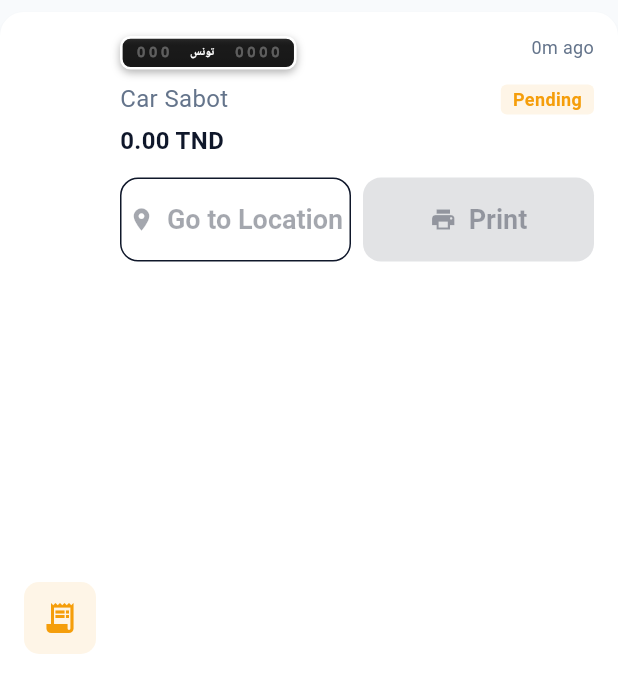
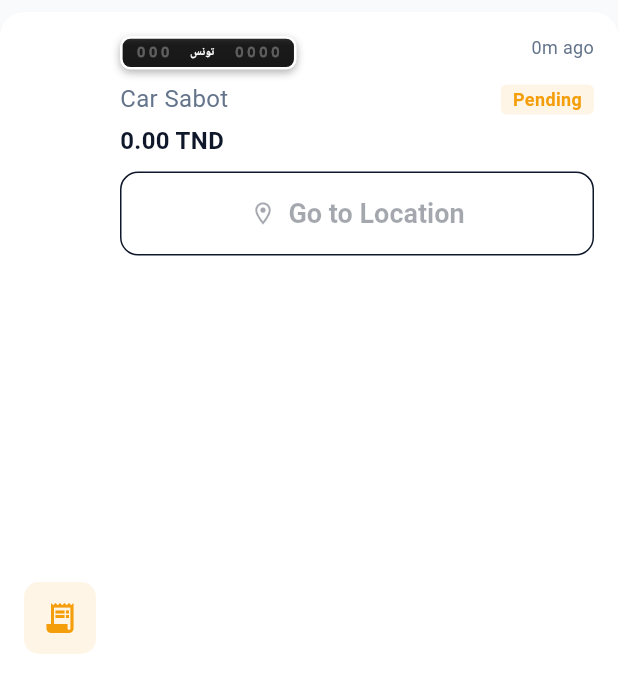
Before and after one commit to benayed0/parkup_agent, a Flutter app: the TicketListItem widget shown alone on an empty page, opened directly with empty values, on a phone screen of 412 x 824 dp. Shown: the top 693 px of the screen. Run offline on Flutter 3.47's test engine with Material 3 defaults, Android fonts, the phone set to English and light mode, and no system bars; our stand-ins replace dio, flutter_bluetooth_serial, flutter_map, geolocator, latlong2, permission_handler and 2 more; missing offline and left inert: esc_pos_utils; accounts and stored records are empty.

Commit message:
feat: simplify TicketListItem by removing print action and adjusting layout

```diff
--- a/lib/features/history/presentation/pages/history_page.dart
+++ b/lib/features/history/presentation/pages/history_page.dart
@@ -347,7 +347,6 @@ class _HistoryPageState extends State<HistoryPage> {
               ticket: ticket,
               onTap: () => _openPrintPreview(ticket),
               onGoToLocation: () => _openInMaps(ticket),
-              onPrint: () => _openPrintPreview(ticket),
             ),
           );
         },
--- a/lib/features/history/presentation/widgets/ticket_list_item.dart
+++ b/lib/features/history/presentation/widgets/ticket_list_item.dart
@@ -9,14 +9,12 @@ class TicketListItem extends StatelessWidget {
   final Ticket ticket;
   final VoidCallback? onTap;
   final VoidCallback? onGoToLocation;
-  final VoidCallback? onPrint;
 
   const TicketListItem({
     super.key,
     required this.ticket,
     this.onTap,
     this.onGoToLocation,
-    this.onPrint,
   });
 
   @override
@@ -120,15 +118,14 @@ class TicketListItem extends StatelessWidget {
                       ],
                     ),
 
-                    const SizedBox(height: 12),
+                    const SizedBox(height: 8),
 
-                    // Action buttons
-                    Row(
-                      children: [
-                        Expanded(
+                    // Action button
+                    SizedBox(
+                      width: double.infinity,
                       child: OutlinedButton.icon(
                         onPressed: onGoToLocation,
-                            icon: const Icon(Icons.location_on, size: 18),
+                        icon: const Icon(Icons.location_on_outlined, size: 18),
                         label: Text(
                           AppLocalizations.of(context)!.goToLocation,
                         ),
@@ -138,21 +135,6 @@ class TicketListItem extends StatelessWidget {
                           padding: const EdgeInsets.symmetric(vertical: 8),
                         ),
                       ),
-                        ),
-                        const SizedBox(width: 8),
-                        Expanded(
-                          child: ElevatedButton.icon(
-                            onPressed: onPrint,
-                            icon: const Icon(Icons.print, size: 18),
-                            label: Text(AppLocalizations.of(context)!.print),
-                            style: ElevatedButton.styleFrom(
-                              backgroundColor: AppColors.primary,
-                              foregroundColor: Colors.white,
-                              padding: const EdgeInsets.symmetric(vertical: 8),
-                            ),
-                          ),
-                        ),
-                      ],
                     ),
                   ],
                 ),
```
Lines whose indentation alone changed are shown as unchanged.
